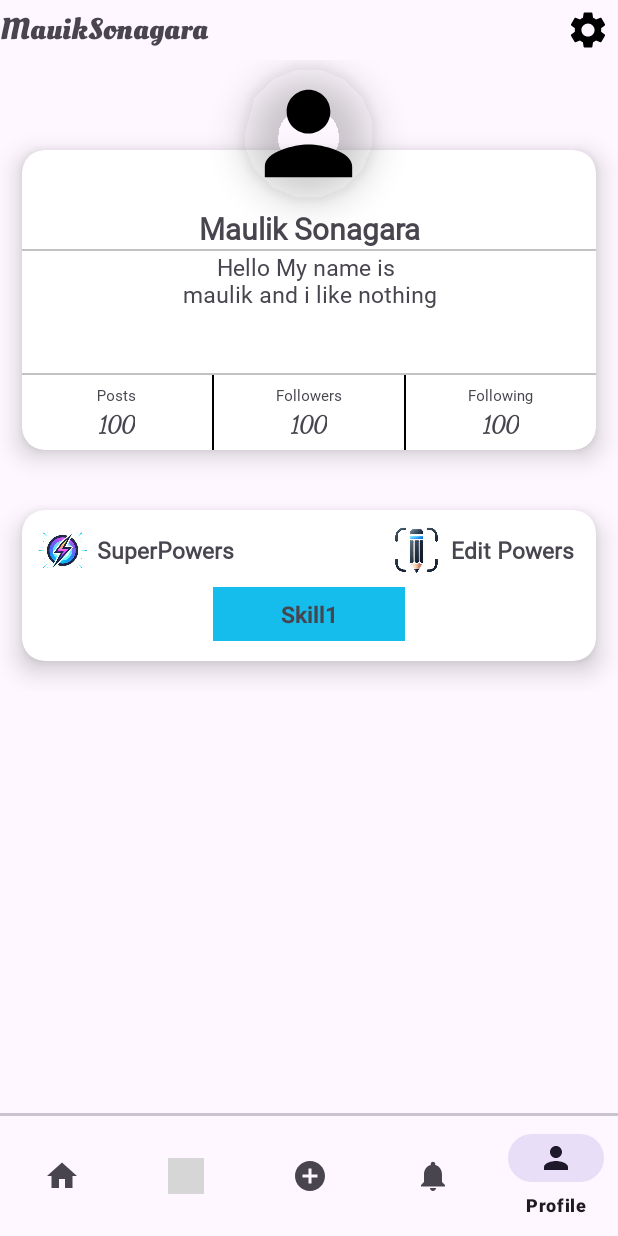
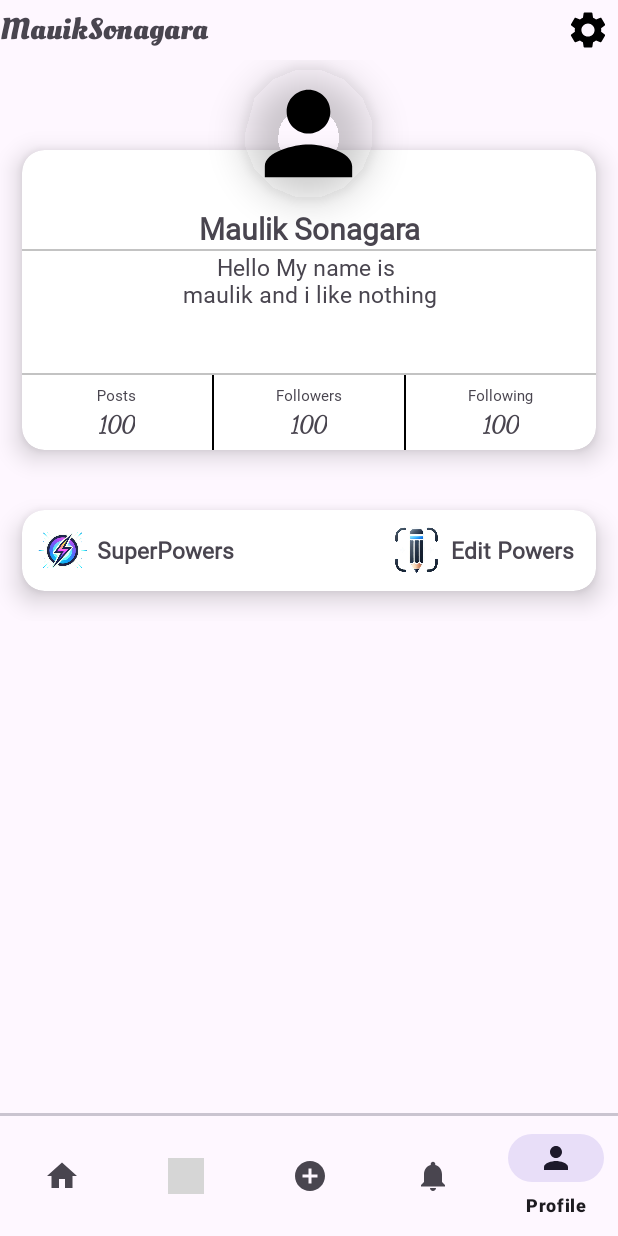
Before and after one commit to MaulikSonagara/CONNECTA, an Android app: the screen it shows after launch once a user with an empty profile is signed in (MainActivity), item 5 of the bottom bar chosen, on a phone screen of 412 x 824 dp. Run offline under Robolectric (Android 15) with nearby library versions, the phone set to English and light mode, and no system bars; our stand-ins replace Firebase (no records; nobody signed in at launch, a user with empty details on screens opened directly); grey boxes are pictures that could not be loaded.

Commit message:
skill display in user profile.

```diff
--- a/app/src/main/java/com/example/connecta666620de/ProfileFragment.java
+++ b/app/src/main/java/com/example/connecta666620de/ProfileFragment.java
@@ -1,40 +1,37 @@
 package com.example.connecta666620de;
-import android.app.Activity;
+
 import android.app.ProgressDialog;
-import android.content.Intent;
+import android.graphics.Color;
 import android.net.Uri;
 import android.os.Bundle;
+import android.util.Log;
+import android.view.Gravity;
+import android.view.LayoutInflater;
+import android.view.View;
+import android.view.ViewGroup;
+import android.widget.ImageView;
+import android.widget.LinearLayout;
+import android.widget.TextView;
 
-import androidx.activity.result.ActivityResultLauncher;
-import androidx.activity.result.contract.ActivityResultContracts;
 import androidx.annotation.NonNull;
 import androidx.annotation.Nullable;
 import androidx.fragment.app.Fragment;
 import androidx.fragment.app.FragmentTransaction;
 
-import android.os.Handler;
-import android.view.*;
-import android.widget.*;
-
+import com.example.connecta666620de.model.Skill;
 import com.example.connecta666620de.utills.AndroidUtil;
 import com.example.connecta666620de.utills.FireBaseUtill;
-import com.google.android.gms.auth.api.signin.GoogleSignIn;
-import com.google.android.gms.auth.api.signin.GoogleSignInClient;
-import com.google.android.gms.auth.api.signin.GoogleSignInOptions;
-import com.google.android.gms.tasks.OnCompleteListener;
-import com.google.android.gms.tasks.Task;
 import com.google.firebase.auth.FirebaseAuth;
 import com.google.firebase.auth.FirebaseUser;
 import com.google.firebase.database.DataSnapshot;
 import com.google.firebase.database.DatabaseError;
 import com.google.firebase.database.DatabaseReference;
 import com.google.firebase.database.FirebaseDatabase;
+import com.google.firebase.database.Query;
 import com.google.firebase.database.ValueEventListener;
-import com.google.firebase.firestore.DocumentSnapshot;
-import com.google.firebase.database.Query;
 
-import kotlin.Unit;
-import kotlin.jvm.functions.Function1;
+import java.util.ArrayList;
+import java.util.List;
 
 public class ProfileFragment extends Fragment {
 
@@ -42,29 +39,19 @@ public class ProfileFragment extends Fragment {
     FirebaseUser user;
     FirebaseDatabase firebaseDatabase;
     DatabaseReference databaseReference;
-    SettingFragment settingFragment;
     ProgressDialog pd;
-    LinearLayout editSkillBtn;
-
+    LinearLayout editSkillBtn, skillsContainer;
 
     ImageView avatarIv, settingBtn;
-    TextView nameTv,usernameTv, bioTv, followersTv, followingTv, postsTv;
-
-    ActivityResultLauncher<Intent> imagePickerLauncher;
-    Uri selectedImageUri;
+    TextView nameTv, usernameTv, bioTv, followersTv, followingTv, postsTv;
 
     @Override
     public void onCreate(@Nullable Bundle savedInstanceState) {
         super.onCreate(savedInstanceState);
-
-
-
-
     }
 
     public ProfileFragment() {
-
-
+        // Required empty public constructor
     }
 
     @Override
@@ -73,47 +60,13 @@ public class ProfileFragment extends Fragment {
         // Inflate the layout for this fragment
         View view = inflater.inflate(R.layout.fragment_profile, container, false);
 
-
-        //init firebase
-
+        // Initialize Firebase
         firebaseAuth = FirebaseAuth.getInstance();
         user = firebaseAuth.getCurrentUser();
         firebaseDatabase = FirebaseDatabase.getInstance();
         databaseReference = firebaseDatabase.getReference("Connecta").child("ConnectaUsers");
 
-
-        Query query = databaseReference.orderByChild("email").equalTo(user.getEmail());
-        query.addValueEventListener(new ValueEventListener() {
-            @Override
-            public void onDataChange(@NonNull DataSnapshot snapshot) {
-                // check untill required data get
-                for (DataSnapshot ds : snapshot.getChildren()){
-                    String firstName = "" + ds.child("firstName").getValue();
-                    String lastName = "" + ds.child("lastName").getValue();
-                    String bio = "" + ds.child("bio").getValue();
-                    String email = "" + ds.child("email").getValue();
-                    String username = "" + ds.child("userName").getValue();
-                    String image = "" + ds.child("image").getValue();
-
-                    // set data
-                    nameTv.setText(firstName + " " + lastName);
-                    usernameTv.setText("@" + username);
-                    bioTv.setText(bio);
-                }
-            }
-
-            @Override
-            public void onCancelled(@NonNull DatabaseError error) {
-
-            }
-        });
-        return view;
-    }
-
-    @Override
-    public void onViewCreated(@NonNull View view, @Nullable Bundle savedInstanceState) {
-        super.onViewCreated(view, savedInstanceState);
-
+        // Initialize views
         pd = new ProgressDialog(getContext());
         avatarIv = view.findViewById(R.id.profileimage_profile);
         nameTv = view.findViewById(R.id.name_profile);
@@ -124,34 +77,111 @@ public class ProfileFragment extends Fragment {
         postsTv = view.findViewById(R.id.post_data_profile);
         settingBtn = view.findViewById(R.id.settingBtn);
         editSkillBtn = view.findViewById(R.id.edit_skills_button);
+        skillsContainer = view.findViewById(R.id.skills_container);
 
-        settingFragment = new SettingFragment();
+        // Fetch user profile data
+        fetchUserProfileData();
 
+        // Fetch user skills
+        fetchUserSkills();
+
+        // Set click listeners
         editSkillBtn.setOnClickListener(v -> openEditSkillsFragment());
 
-        // Getting Profile Pic
+        settingBtn.setOnClickListener(v -> openSettingFragment());
+
+        // Load profile picture
         FireBaseUtill.getCurrentProfilePicStorageRef().getDownloadUrl().addOnCompleteListener(task -> {
-            if (task.isSuccessful()){
+            if (task.isSuccessful()) {
                 Uri uri = task.getResult();
                 AndroidUtil.setProfilePic(getContext(), uri, avatarIv);
             }
         });
 
-        settingBtn.setOnClickListener(v -> {
-            Fragment settingFragment = new SettingFragment();
-            Bundle bundle = new Bundle();
+        return view;
+    }
 
-            // Pass profile data
-            bundle.putString("name", nameTv.getText().toString());
+    private void fetchUserProfileData() {
+        Query query = databaseReference.orderByChild("email").equalTo(user.getEmail());
+        query.addValueEventListener(new ValueEventListener() {
+            @Override
+            public void onDataChange(@NonNull DataSnapshot snapshot) {
+                for (DataSnapshot ds : snapshot.getChildren()) {
+                    String firstName = "" + ds.child("firstName").getValue();
+                    String lastName = "" + ds.child("lastName").getValue();
+                    String bio = "" + ds.child("bio").getValue();
+                    String username = "" + ds.child("userName").getValue();
 
-            settingFragment.setArguments(bundle);
+                    // Set profile data
+                    nameTv.setText(firstName + " " + lastName);
+                    usernameTv.setText("@" + username);
+                    bioTv.setText(bio);
+                }
+            }
 
-            requireActivity().getSupportFragmentManager().beginTransaction()
-                    .replace(R.id.main_frame_layout, settingFragment)
-                    .addToBackStack(null)
-                    .commit();
+            @Override
+            public void onCancelled(@NonNull DatabaseError error) {
+                Log.e("ProfileFragment", "Failed to load profile data: " + error.getMessage());
+            }
         });
+    }
 
+    private void fetchUserSkills() {
+        DatabaseReference skillsRef = FirebaseDatabase.getInstance()
+                .getReference("Connecta")
+                .child("ConnectaUserSkills")
+                .child(user.getUid());
+
+        skillsRef.addListenerForSingleValueEvent(new ValueEventListener() {
+            @Override
+            public void onDataChange(@NonNull DataSnapshot snapshot) {
+                List<Skill> skills = new ArrayList<>();
+                for (DataSnapshot ds : snapshot.getChildren()) {
+                    Skill skill = ds.getValue(Skill.class);
+                    if (skill != null) {
+                        skills.add(skill);
+                    }
+                }
+                // Update the UI with skills
+                updateSkillsUI(skills);
+            }
+
+            @Override
+            public void onCancelled(@NonNull DatabaseError error) {
+                Log.e("ProfileFragment", "Failed to load skills: " + error.getMessage());
+            }
+        });
+    }
+
+    private void updateSkillsUI(List<Skill> skills) {
+        // Clear any existing views
+        skillsContainer.removeAllViews();
+
+        // Display up to 4 skills
+        int maxSkillsToShow = 4;
+        for (int i = 0; i < Math.min(skills.size(), maxSkillsToShow); i++) {
+            Skill skill = skills.get(i);
+
+            // Create a TextView for the skill
+            TextView skillTextView = new TextView(getContext());
+            skillTextView.setText(skill.getTitle());
+            skillTextView.setTextSize(12);
+            skillTextView.setPadding(16, 8, 16, 8);
+            skillTextView.setGravity(Gravity.CENTER);
+            skillTextView.setBackgroundColor(getSkillBackgroundColor(skill.getSkillLevel())); // Set background color
+
+            // Set layout parameters
+            LinearLayout.LayoutParams params = new LinearLayout.LayoutParams(
+                    0, // Width
+                    LinearLayout.LayoutParams.WRAP_CONTENT, // Height
+                    1 // Weight
+            );
+            params.setMargins(8, 8, 8, 8); // Add margins
+            skillTextView.setLayoutParams(params);
+
+            // Add the TextView to the skills container
+            skillsContainer.addView(skillTextView);
+        }
     }
 
     private void openEditSkillsFragment() {
@@ -160,8 +190,40 @@ public class ProfileFragment extends Fragment {
 
         // Replace the current fragment with the EditSkillsFragment
         FragmentTransaction transaction = getParentFragmentManager().beginTransaction();
-        transaction.replace(R.id.main_frame_layout, editSkillsFragment); // Replace `fragment_container` with your container ID
+        transaction.replace(R.id.main_frame_layout, editSkillsFragment); // Replace `main_frame_layout` with your container ID
         transaction.addToBackStack(null); // Add to back stack so the user can navigate back
         transaction.commit();
     }
+
+    private void openSettingFragment() {
+        Fragment settingFragment = new SettingFragment();
+        Bundle bundle = new Bundle();
+
+        // Pass profile data
+        bundle.putString("name", nameTv.getText().toString());
+
+        settingFragment.setArguments(bundle);
+
+        requireActivity().getSupportFragmentManager().beginTransaction()
+                .replace(R.id.main_frame_layout, settingFragment)
+                .addToBackStack(null)
+                .commit();
+    }
+
+    private int getSkillBackgroundColor(String skillLevel) {
+        switch (skillLevel) {
+            case "Beginner":
+                return Color.parseColor("#ADD8E6"); // Light Blue
+            case "Intermediate":
+                return Color.parseColor("#90EE90"); // Light Green
+            case "Advanced":
+                return Color.parseColor("#FFFFE0"); // Light Yellow
+            case "Expert":
+                return Color.parseColor("#FFA07A"); // Light Orange
+            case "Master":
+                return Color.parseColor("#FFC0CB"); // Light Pink
+            default:
+                return Color.parseColor("#ADD8E6"); // Default to Light Blue
+        }
+    }
 }
--- a/app/src/main/res/layout/item_add.xml
+++ b/app/src/main/res/layout/item_add.xml
@@ -1,4 +1,3 @@
-<?xml version="1.0" encoding="utf-8"?>
 <androidx.cardview.widget.CardView xmlns:android="http://schemas.android.com/apk/res/android"
     android:layout_width="match_parent"
     android:layout_height="wrap_content"
@@ -7,8 +6,7 @@
     app:cardCornerRadius="15dp"
     app:cardElevation="10dp"
     app:cardUseCompatPadding="true"
-    card_view:cardcornerradius="5dp"
-    >
+    card_view:cardcornerradius="5dp">
 
     <LinearLayout
         android:layout_width="match_parent"
@@ -26,8 +24,7 @@
                 android:orientation="horizontal"
                 android:padding="1dp"
                 android:gravity="center"
-                android:layout_alignParentStart="true"
-                >
+                android:layout_alignParentStart="true">
 
                 <ImageView
                     android:layout_width="35dp"
@@ -42,7 +39,6 @@
                     android:layout_margin="5dp"
                     android:textStyle="bold|normal"
                     android:fontFamily="@font/ebgaramond"/>
-
             </LinearLayout>
 
             <LinearLayout
@@ -52,8 +48,7 @@
                 android:orientation="horizontal"
                 android:padding="1dp"
                 android:gravity="center"
-                android:layout_alignParentEnd="true"
-                >
+                android:layout_alignParentEnd="true">
 
                 <ImageView
                     android:layout_width="35dp"
@@ -68,36 +63,18 @@
                     android:layout_margin="5dp"
                     android:textStyle="bold|normal"
                     android:fontFamily="@font/ebgaramond"/>
-
             </LinearLayout>
-
         </RelativeLayout>
 
+        <!-- Skills Container -->
         <LinearLayout
-            android:orientation="horizontal"
+            android:id="@+id/skills_container"
             android:layout_width="match_parent"
             android:layout_height="wrap_content"
+            android:orientation="horizontal"
             android:weightSum="4"
-            android:gravity="center"
-            >
-
-            <TextView
-                android:layout_width="wrap_content"
-                android:layout_height="wrap_content"
-                android:gravity="center"
-                android:layout_weight="1"
-                android:text="Skill1"
-                android:padding="7dp"
-                android:textSize="15dp"
-                android:textStyle="bold"
-                android:background="@color/aero"
-                android:layout_margin="5dp"
-
-                />
-
+            android:gravity="center">
+            <!-- Skills will be added dynamically here -->
         </LinearLayout>
-
     </LinearLayout>
-
-
 </androidx.cardview.widget.CardView>
```
